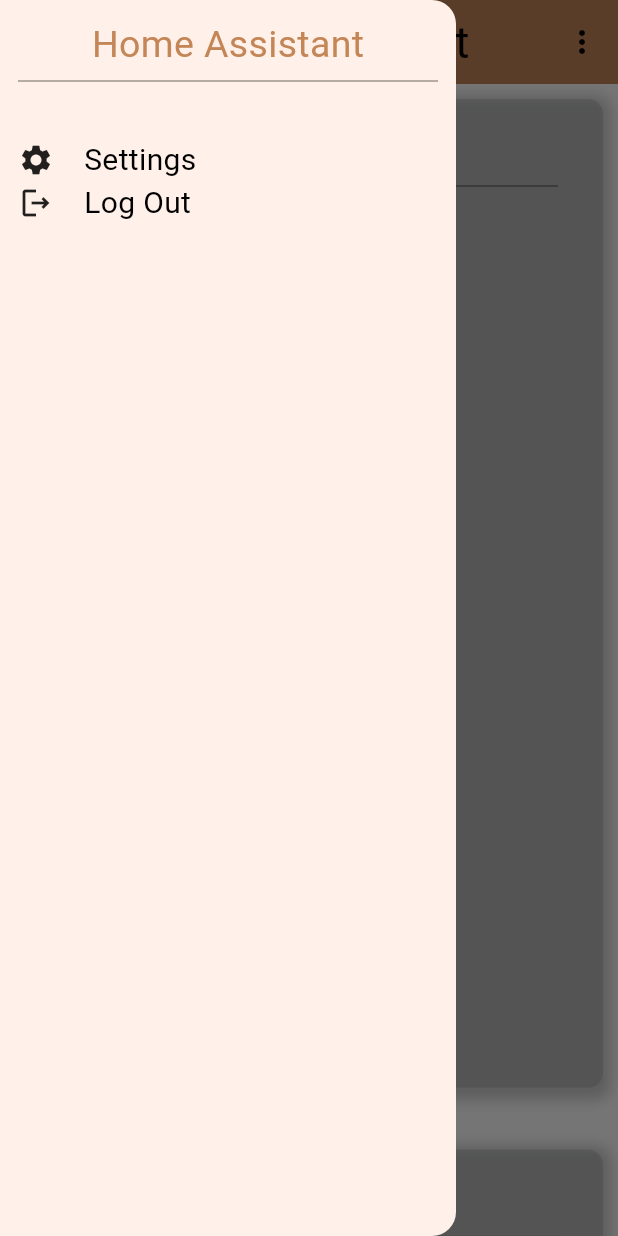
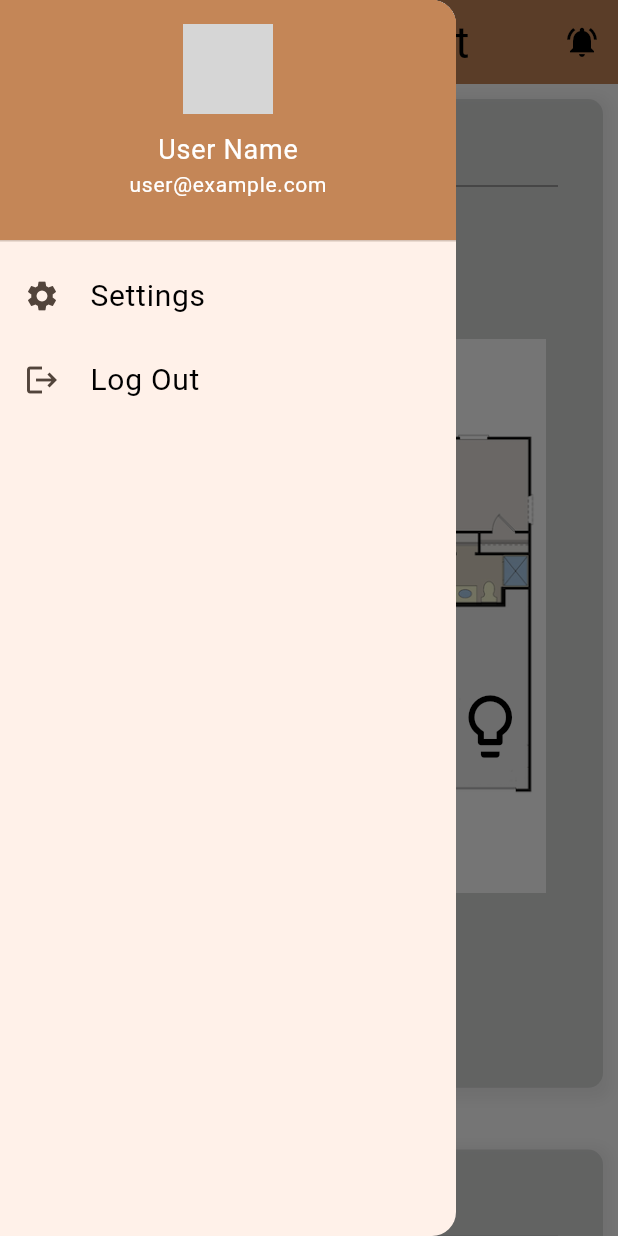
Before and after one commit to Shaimaaabdelmoaen/Smart-home, a Flutter app: the screen it shows after launch, in the side drawer, after a tap on the "lightbulb outline" icon, on a phone screen of 412 x 824 dp. Run offline on Flutter 3.47's test engine with Material 3 defaults, Android fonts, the phone set to English and light mode, and no system bars; our stand-ins replace get, get_it, local_auth, shared_preferences; network calls fail; grey boxes are pictures that could not be loaded.

Commit message:
+finger Print

```diff
--- a/lib/UI/Home/componentsHomePlan/lights.dart
+++ b/lib/UI/Home/componentsHomePlan/lights.dart
@@ -1,39 +1,36 @@
 import 'package:flutter/cupertino.dart';
 import 'package:flutter/material.dart';
 
-class lights extends StatefulWidget{
+class lights extends StatefulWidget {
   final Function(bool) onLightClicked;
 
   lights({Key? key, required this.onLightClicked}) : super(key: key);
+
   @override
   State<lights> createState() => _lightsState();
 }
 
 class _lightsState extends State<lights> {
   bool isLightOn = false;
+
   void toggleLight() {
     setState(() {
       isLightOn = !isLightOn;
       widget.onLightClicked(isLightOn);
     });
   }
+
   @override
   Widget build(BuildContext context) {
-    return InkWell(
-      onTap: () {
-        setState(() {
-          isLightOn = !isLightOn;
-        });
+    return IconButton(
+      icon: Icon(
+        isLightOn ? Icons.lightbulb : Icons.lightbulb_outline,
+        color: isLightOn ? Colors.amber : Colors.black,
+        size: 50,
+      ),
+      onPressed: () {
+        toggleLight();
       },
-      child:IconButton(
-        icon: Icon(
-          color: Colors.amber,
-
-          isLightOn ? Icons.lightbulb : Icons.lightbulb_outline,
-          size: 50,
-        ),
-        onPressed: toggleLight,
-      ),
     );
   }
 }
--- a/lib/UI/Home/drawer/homeDrawer.dart
+++ b/lib/UI/Home/drawer/homeDrawer.dart
@@ -1,47 +1,90 @@
+import 'dart:convert';
+import 'package:http/http.dart'as http;
 import 'package:flutter/cupertino.dart';
 import 'package:flutter/material.dart';
 import 'package:smart_home1/UI/Home/drawer/log%20out/logOut.dart';
 import 'package:smart_home1/UI/Home/drawer/settings/settingsTap.dart';
 import 'package:smart_home1/UI/components/drawerRow.dart';
 
-class homeDrawer extends StatelessWidget{
+class homeDrawer extends StatefulWidget{
+  @override
+  State<homeDrawer> createState() => _homeDrawerState();
+}
+
+class _homeDrawerState extends State<homeDrawer> {
+  Map<String, dynamic> userData = {};
+  void initState() {
+    super.initState();
+    fetchUserData();
+  }
+
+  Future<void> fetchUserData() async {
+    final response = await http.get(Uri.parse('https://your-api-url.com/user-data'));
+    if (response.statusCode == 200) {
+      setState(() {
+        userData = jsonDecode(response.body);
+      });
+    } else {
+      throw Exception('Failed to load user data');
+    }
+  }
   @override
   Widget build(BuildContext context) {
     return Drawer(
-      child: Padding(
-        padding: const EdgeInsets.all(12.0),
-        child: Column(
-          crossAxisAlignment: CrossAxisAlignment.stretch,
-          children: [
-            Expanded(
-              flex: 1,
-              child: Column(
-                children: [
-                  Text('Home Assistant',
+      child:
+      ListView(
+        padding: EdgeInsets.zero,
+        children: <Widget>[
+          DrawerHeader(
+            decoration: BoxDecoration(
+              color: Theme.of(context).primaryColor,
+            ),
+            child: Column(
+              crossAxisAlignment: CrossAxisAlignment.start,
+              children: <Widget>[
+                Center(
+                  child: CircleAvatar(
+                    radius: 30,
+                    backgroundImage: NetworkImage('https://via.placeholder.com/150'),
+                  ),
+                ),
+                SizedBox(height: 10),
+                Center(
+                  child: Text(
+                    userData['name'] ?? 'User Name',
                     style: TextStyle(
-                      fontSize: 25,
-                      color: Theme.of(context).primaryColor
+                      color: Colors.white,
+                      fontSize: 18,
                     ),
                   ),
-                  Divider(color: Colors.black38,height: 12,),
-                ],
-              ),
+                ),
+                Center(
+                  child: Text(
+                    userData['email'] ?? 'user@example.com',
+                    style: TextStyle(
+                      color: Colors.white,
+                      fontSize: 14,
+                    ),
+                  ),
+                ),
+              ],
             ),
-            Expanded(
-              flex: 9,
-              child: Column(
-                children: [
-                  drawerRow(drawericons: Icons.settings,drawerIconsText: 'Settings',name: settingsTap.routeName,),
-                  drawerRow(drawericons: Icons.logout_outlined,drawerIconsText: 'Log Out',name: logOut.routeName,),
-                ],
-              ),
-            ),
+          ),
+          ListTile(
+            title:drawerRow(drawericons: Icons.settings, drawerIconsText: 'Settings'),
+            onTap: () {
+              Navigator.pushNamed(context, settingsTap.routeName);
+            },
+          ),
+          ListTile(
+            title: drawerRow(drawericons: Icons.logout, drawerIconsText: 'Log Out'),
+            onTap: () {
+              Navigator.pushNamed(context, logOut.routeName);
 
-          ],
-
-        ),
+            },
+          ),
+        ],
       ),
     );
   }
-
 }
--- a/lib/UI/Home/drawer/log out/logOut.dart
+++ b/lib/UI/Home/drawer/log out/logOut.dart
@@ -6,7 +6,7 @@ class logOut extends StatelessWidget{
   @override
   Widget build(BuildContext context) {
     return Scaffold(
-      body: Text('r'),
+      body: Text('logOut'),
     );
   }
 
--- a/lib/UI/Home/homeScreen.dart
+++ b/lib/UI/Home/homeScreen.dart
@@ -2,6 +2,7 @@ import 'package:flutter/cupertino.dart';
 import 'package:flutter/material.dart';
 import 'package:smart_home1/UI/Home/componentsHomePlan/lights.dart';
 import 'package:smart_home1/UI/Home/componentsHomePlan/temperature.dart';
+import 'package:smart_home1/UI/components/fingerPrint/FingerPrint.dart';
 import 'package:smart_home1/UI/components/spaces/space.05.dart';
 
 import '../components/LightSwitches.dart';
@@ -23,6 +24,8 @@ class _homeScreenState extends State<homeScreen> {
   bool isLivingRoomSwitched = false;
   bool isPorchSwitched = false;
   bool isGarageSwitched = false;
+
+  @override
   void _toggleKitchenSwitch(bool value) {
     setState(() {
       isKitchenSwitched = value;
@@ -62,14 +65,18 @@ class _homeScreenState extends State<homeScreen> {
     final mediaQuery = MediaQuery.of(context);
     final screenWidth = mediaQuery.size.width;
     final screenHeight = mediaQuery.size.height;
-    final planHeight=mediaQuery.size.height*.6;
-    final planWidth=mediaQuery.size.width;
+    final planImageHeight=mediaQuery.size.height*.62;
+    final planImageWidth=mediaQuery.size.width*.8;
     return Scaffold(
       drawer:homeDrawer(),
       appBar: AppBar(
         title: Text('Home Assistant'),
         actions: [
           IconButton(
+              onPressed: (){},
+              icon: Icon(Icons.notifications_active,)
+          ),
+          /*IconButton(
               onPressed: (){
                 showMenu(
                   context: context,
@@ -99,7 +106,7 @@ class _homeScreenState extends State<homeScreen> {
                 );
               },
               icon: Icon(Icons.more_vert)
-          )
+          )*/
         ],
       ),
       body: SingleChildScrollView(
@@ -111,66 +118,73 @@ class _homeScreenState extends State<homeScreen> {
                 height: mediaQuery.size.height*.8,
                 name: 'Home Plan',
                 child: Padding(
-                  padding: const EdgeInsets.only(top: 10),
+                  padding: const EdgeInsets.all(8.0),
                   child: Stack(
                     children: [
-                      Image.asset('assets/images/home_plan.png',
-                        height:mediaQuery.size.height*.6,
-                        width: mediaQuery.size.width*.5 ,
+                      Center(
+                        child: Image.asset('assets/images/home_plan.png',
+                          height:mediaQuery.size.height*.62,
+                          width: 500 ,
+                        ),
                       ),
                       Positioned(
-                        top: planHeight*.2,
-                          left: mediaQuery.size.width*.06,
-                          child: lights(onLightClicked: _toggleKitchenSwitch),
+                        top: mediaQuery.size.height*.14,
+                        left: mediaQuery.size.height*.045,
+                        child: lights(
+                            onLightClicked: _toggleKitchenSwitch,
+                        ),
                       ),
                       Positioned(
                         top: mediaQuery.size.height*.15,
-                          right:mediaQuery.size.width*.35,
-                          child: lights(onLightClicked:_toggleLivingRoomSwitch ,),
+                        right: mediaQuery.size.width*.22,
+                        child: lights(
+                            onLightClicked: _toggleLivingRoomSwitch),
                       ),
                       Positioned(
-                        left: mediaQuery.size.width*.07,
-                        bottom: mediaQuery.size.height*.07,
-                          child: lights(onLightClicked: _togglePorchSwitch,),
+                        left: mediaQuery.size.width * 0.08,
+                        bottom: mediaQuery.size.height * 0.1,
+                        child: lights(
+                            onLightClicked: _togglePorchSwitch),
                       ),
                       Positioned(
-                        bottom: mediaQuery.size.height*.15,
-                          right:mediaQuery.size.width*.1,
-                          child: lights(onLightClicked:_toggleGarageSwitch ,),
+                        bottom: mediaQuery.size.height * 0.18,
+                        right: mediaQuery.size.width * 0.01,
+                        child: lights(
+                            onLightClicked: _toggleGarageSwitch),
                       ),
                       Positioned(
-                        top: mediaQuery.size.height*.125,
-                        left: mediaQuery.size.width*.001,
+                        top: mediaQuery.size.height * 0.15,
+                        left: mediaQuery.size.width * 0.001,
                         child: temperature(),
                       ),
                       Positioned(
-                        top: mediaQuery.size.height*.15,
-                        right:mediaQuery.size.width*.25,
+                        top: mediaQuery.size.height * 0.15,
+                        right: mediaQuery.size.width * 0.39,
                         child: temperature(),
                       ),
                       Positioned(
-                        bottom: mediaQuery.size.height*.07,
-                        left: mediaQuery.size.width*.01,
+                        bottom:  mediaQuery.size.height * 0.1,
+                        left: mediaQuery.size.width * 0.0001,
                         child: temperature(),
                       ),
                       Positioned(
-                        bottom: mediaQuery.size.height*.15,
-                        right: mediaQuery.size.width*.04,
+                        bottom: mediaQuery.size.height * 0.18,
+                        right: mediaQuery.size.width * 0.15,
                         child: temperature(),
                       ),
                       Positioned(
-                        top: mediaQuery.size.height*.04,
-                        left: mediaQuery.size.width*.04,
+                        top: mediaQuery.size.height * 0.08,
+                        left: mediaQuery.size.width * 0.05,
                         child: door(),
                       ),
                       Positioned(
-                        bottom: mediaQuery.size.height*.04,
-                        left:mediaQuery.size.width*.2,
+                        bottom: mediaQuery.size.height * 0.075,
+                        left: mediaQuery.size.width * 0.18,
                         child: door(),
                       ),
                       Positioned(
-                        bottom: mediaQuery.size.height*.16,
-                        right:mediaQuery.size.width*.28,
+                        bottom: mediaQuery.size.height * 0.19,
+                        right: mediaQuery.size.width * 0.28,
                         child: door(),
                       ),
                     ],
@@ -210,20 +224,27 @@ class _homeScreenState extends State<homeScreen> {
                       LightSwitches(
                         nameSwitch:'Kitchen Lights',
                         isSwitched: isKitchenSwitched,
-                        onChange: _toggleKitchenSwitch,),
+                        onChange: _toggleKitchenSwitch,
+                      ),
 
                       LightSwitches(
                         nameSwitch:'Living Room Lights',
                         isSwitched: isLivingRoomSwitched,
-                        onChange: _toggleLivingRoomSwitch,),
+                        onChange: _toggleLivingRoomSwitch,
+                        // Pass the toggle function from lights widget
+                      ),
                       LightSwitches(
                         nameSwitch:'Porch Lights',
                         isSwitched: isPorchSwitched,
-                        onChange: _togglePorchSwitch,),
+                        onChange: _togglePorchSwitch,
+                        // Pass the toggle function from lights widget
+                      ),
                       LightSwitches(
                         nameSwitch:'Garage Lights',
                         isSwitched: isGarageSwitched,
-                        onChange: _toggleGarageSwitch,),
+                        onChange: _toggleGarageSwitch,
+                        // Pass the toggle function from lights widget
+                      ),
                     ]
 
                 ),
@@ -233,6 +254,26 @@ class _homeScreenState extends State<homeScreen> {
                 height: mediaQuery.size.height*.5,
                 icon: Icons.thermostat,
                 name: 'Temperature',
+              ),
+              space1(),
+              homeContainers(
+                height: mediaQuery.size.height*.35,
+                icon: Icons.fingerprint_sharp,
+                name: 'Finger print',
+                child:Padding(
+                  padding: const EdgeInsets.only(top: 30),
+                  child: ElevatedButton(
+                      onPressed: (){
+                        Navigator.pushNamed(context, FingerPrint.routeName);
+                      },
+                      child: Row(
+                        mainAxisAlignment:MainAxisAlignment.center ,
+                        children: [
+                          Text('finger print'),
+                          Icon(Icons.verified_user_outlined)
+                        ],
+                      )),
+                ),
               ),
               space1(),
               homeContainers(
--- a/lib/UI/components/drawerRow.dart
+++ b/lib/UI/components/drawerRow.dart
@@ -5,21 +5,15 @@ import 'package:get/get.dart';
 class drawerRow extends StatelessWidget{
   final IconData drawericons;
   final String drawerIconsText;
-  String name;
-  drawerRow({required this.drawericons,required this.drawerIconsText,required this.name});
+  drawerRow({required this.drawericons,required this.drawerIconsText});
   @override
   Widget build(BuildContext context) {
-   return InkWell(
-     onTap: (){
-       Navigator.pushNamed(context, name);
-     },
-     child: Row(
-       children: [
-         Icon(drawericons),
-         SizedBox(width: 20,),
-         Text(drawerIconsText,style: TextStyle(fontSize: 20,color: Colors.black),)
-       ],
-     ),
+   return Row(
+     children: [
+       Icon(drawericons),
+       SizedBox(width: 20,),
+       Text(drawerIconsText,style: TextStyle(fontSize: 20,color: Colors.black),)
+     ],
    );
   }
 
--- a/lib/UI/components/homeContainers.dart
+++ b/lib/UI/components/homeContainers.dart
@@ -6,7 +6,7 @@ class homeContainers extends StatelessWidget{
   String? name;
   IconData? icon;
   final Widget? child;
-  homeContainers({required this.height,required this.name,this.child,this.icon});
+  homeContainers({this.height,required this.name,this.child,this.icon});
   @override
   Widget build(BuildContext context) {
     return Container(
@@ -17,7 +17,7 @@ class homeContainers extends StatelessWidget{
         borderRadius: BorderRadius.circular(10),
         boxShadow: [
           BoxShadow(
-            color: Colors.black.withOpacity(0.2), // Shadow color
+            color: Color(0xFFF2F2F2), // Shadow color
             spreadRadius: 5,
             blurRadius: 7,
             offset: Offset(0, 3),
@@ -45,9 +45,10 @@ class homeContainers extends StatelessWidget{
             ),
             Divider(color: Theme.of(context).dividerColor,),
             if (child != null) ...[
-              const SizedBox(height: 10),
+              const SizedBox(height: 15),
               child!,
             ],
+
           ],
         ),
       ),
--- a/lib/main.dart
+++ b/lib/main.dart
@@ -4,10 +4,14 @@ import 'package:provider/provider.dart';
 import 'package:smart_home1/UI/Home/drawer/log%20out/logOut.dart';
 import 'package:smart_home1/UI/Home/drawer/settings/settingsTap.dart';
 import 'package:smart_home1/UI/Home/homeScreen.dart';
+import 'package:smart_home1/UI/components/fingerPrint/FingerPrint.dart';
+import 'package:smart_home1/UI/forgetPassword/checkEmail.dart';
 import 'package:smart_home1/UI/login/loginScreen.dart';
 import 'package:smart_home1/UI/myThemeData.dart';
 import 'package:smart_home1/UI/register/registerScreen.dart';
 import 'package:smart_home1/provider/settingsProvider.dart';
+
+import 'UI/forgetPassword/SetNewPasswordPage.dart';
 
 //final GetIt getIt = GetIt.instance;
 /*void setupLocator() {
@@ -41,6 +45,9 @@ class MyApp extends StatelessWidget {
         loginScreen.routeName:(_)=>loginScreen(),
         settingsTap.routeName:(_)=>settingsTap(),
         logOut.routeName:(_)=>logOut(),
+        FingerPrint.routeName:(_)=>FingerPrint(),
+        checkEmail.routename:(_)=>checkEmail(),
+        SetNewPasswordPage.routename:(_)=>SetNewPasswordPage()
       },
       initialRoute: homeScreen.routeName,
     );
--- a/pubspec.yaml
+++ b/pubspec.yaml
@@ -43,6 +43,8 @@ dependencies:
   dio: ^4.0.0
   shared_preferences: ^2.0.7
   provider: ^6.0.5
+  charts_flutter: ^0.12.0
+  local_auth: ^1.1.6
 
 
   # The following adds the Cupertino Icons font to your application.
```
Also changed, not shown: lib/UI/components/LightSwitches.dart (+23 -2 lines), lib/UI/components/fingerPrint/FingerPrint.dart (added, +89 -0 lines), lib/UI/components/fingerPrint/auth_options.dart (added, +61 -0 lines), lib/UI/forgetPassword/SetNewPasswordPage.dart (added, +115 -0 lines), lib/UI/forgetPassword/checkEmail.dart (added, +115 -0 lines), lib/UI/login/loginScreen.dart (+18 -2 lines), lib/UI/register/registerScreen.dart (+6 -9 lines), lib/api/ApiManager.dart (+30 -1 lines), pubspec.lock. Lines whose indentation alone changed are shown as unchanged.
